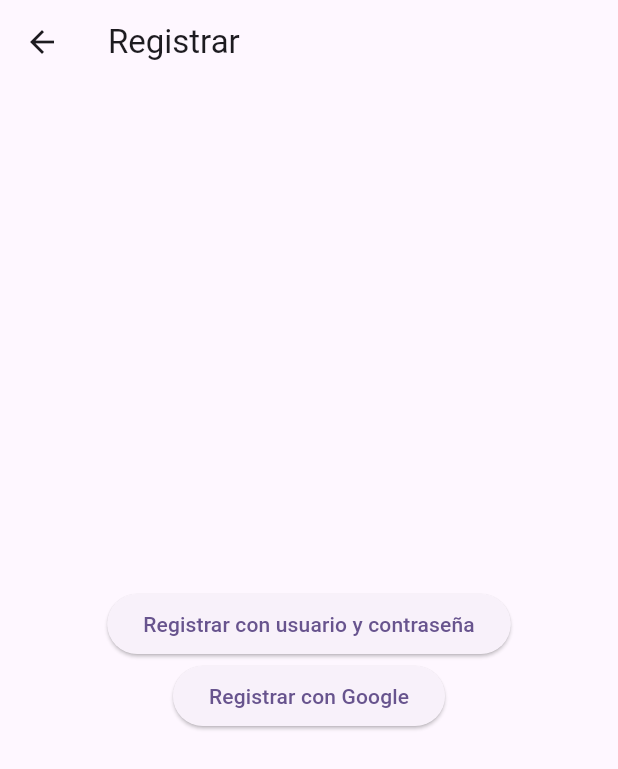
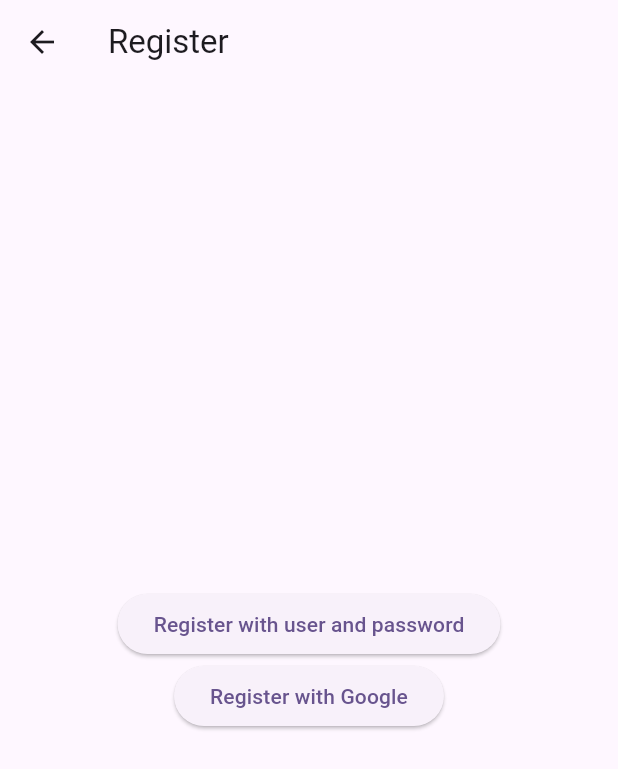
Before and after one commit to amlluch/firstFlutterApp, a Flutter app: the MyHomePage screen opened directly, after a tap on the "add" icon, on a phone screen of 412 x 824 dp. Shown: the top 769 px of the screen. Run offline on Flutter 3.47's test engine with Material 2 defaults, Android fonts, the phone set to English and light mode, and no system bars; our stand-ins replace firebase_auth, firebase_core, google_sign_in, shared_preferences; accounts and stored records are empty; network calls fail.

Commit message:
Translating into english

```diff
--- a/lib/endpoint_screen.dart
+++ b/lib/endpoint_screen.dart
@@ -39,7 +39,7 @@ class _EndpointScreenState extends State<EndpointScreen> {
       );
     } else {
       ScaffoldMessenger.of(context).showSnackBar(
-          const SnackBar(content: Text('Por favor, introduce una URL válida.'))
+          const SnackBar(content: Text('Please enter a valid URL.'))
       );
     }
   }
@@ -48,7 +48,7 @@ class _EndpointScreenState extends State<EndpointScreen> {
   Widget build(BuildContext context) {
     return Scaffold(
       appBar: AppBar(
-        title: const Text('Introducir endpoint'),
+        title: const Text('Enter endpoint'),
       ),
       body: Padding(
         padding: const EdgeInsets.all(16.0),
@@ -63,7 +63,7 @@ class _EndpointScreenState extends State<EndpointScreen> {
             ),
             ElevatedButton(
               onPressed: _saveEndpoint,
-              child: const Text('Guardar'),
+              child: const Text('Save'),
             ),
           ],
         ),
--- a/lib/google_register.dart
+++ b/lib/google_register.dart
@@ -10,7 +10,7 @@ class GoogleRegisterScreen extends StatelessWidget {
 
   @override
   Widget build(BuildContext context) {
-    // Declarar una función local dentro de `build` para que pueda usar `context`
+    // Declare a local function inside `build` so that you can use `context`.
     Future<void> _registerWithGoogle(BuildContext context) async {
       try {
         final GoogleSignIn googleSignIn = GoogleSignIn();
@@ -37,21 +37,20 @@ class GoogleRegisterScreen extends StatelessWidget {
           }
         }
       } on FirebaseAuthException catch (e) {
-        ScaffoldMessenger.of(context).showSnackBar(const SnackBar(content: Text('Error al iniciar sesión con Google.')));
+        ScaffoldMessenger.of(context).showSnackBar(const SnackBar(content: Text('Error logging in with Google.')));
       }
     }
 
-    // Llama a la función tan pronto como se construye el widget
+    // It calls the function as soon as the widget is built.
     WidgetsBinding.instance!.addPostFrameCallback((_) {
       _registerWithGoogle(context);
     });
 
-    // Aquí el resto del código
     return Scaffold(
       appBar: AppBar(
-        title: const Text('Registrando con Google...'), // puedes cambiar este texto a lo que prefieras
+        title: const Text('Registering with Google...'),
       ),
-      body: const Center(child: CircularProgressIndicator()), // Un spinner para indicar que está cargando
+      body: const Center(child: CircularProgressIndicator()),
     );
   }
 }
--- a/lib/main.dart
+++ b/lib/main.dart
@@ -13,7 +13,7 @@ Future<void> main() async {
   try {
     await Firebase.initializeApp();
   } catch (e) {
-    print('Error during Firebase initialization: $e');
+    // Do nothing
   }
   runApp(const MyApp());
 }
@@ -79,7 +79,7 @@ class _MyHomePageState extends State<MyHomePage> {
         email: _userController.text,
         password: _passwordController.text,
       );
-      // Aquí puedes obtener el token de usuario
+      // Here it gets the user token
       String? token = await userCredential.user?.getIdToken();
       print(token);
       if (token != null) {
@@ -94,7 +94,7 @@ class _MyHomePageState extends State<MyHomePage> {
     } on FirebaseAuthException catch (e) {
       print(e.message);
       ScaffoldMessenger.of(context).showSnackBar(
-          const SnackBar(content: Text("Usuario o contraseña incorrectas. Inténtelo de nuevo"))
+          const SnackBar(content: Text("Incorrect username or password. Please try again"))
       );
     }
   }
@@ -128,7 +128,7 @@ class _MyHomePageState extends State<MyHomePage> {
     } on FirebaseAuthException catch (e) {
       print(e.message);
       ScaffoldMessenger.of(context).showSnackBar(
-          const SnackBar(content: Text("Usuario inexistente"))
+          const SnackBar(content: Text("User does not exist"))
       );
     }
   }
@@ -149,23 +149,23 @@ class _MyHomePageState extends State<MyHomePage> {
                 TextField(
                   controller: _userController,
                   decoration: const InputDecoration(
-                    labelText: 'Usuario',
+                    labelText: 'User',
                   ),
                 ),
                 TextField(
                   controller: _passwordController,
                   decoration: const InputDecoration(
-                    labelText: 'Contraseña',
+                    labelText: 'Password',
                   ),
                   obscureText: true,
                 ),
                 ElevatedButton(
                   onPressed: _login,
-                  child: const Text('Enviar'),
+                  child: const Text('Send'),
                 ),
                 ElevatedButton(
                   onPressed: _loginWithGoogle,
-                  child: const Text('Hacer login con Google'),
+                  child: const Text('Login with Google'),
                 ),
               ],
             ),
@@ -174,6 +174,7 @@ class _MyHomePageState extends State<MyHomePage> {
             bottom: 16,
             right: 16,
             child: FloatingActionButton(
+              heroTag: "btn1",
               onPressed: () {
                 Navigator.push(
                   context,
@@ -187,6 +188,7 @@ class _MyHomePageState extends State<MyHomePage> {
             bottom: 16,
             left: 16,
             child: FloatingActionButton(
+              heroTag: "btn2",
               onPressed: () {
                 Navigator.push(
                   context,
--- a/lib/register_user.dart
+++ b/lib/register_user.dart
@@ -10,9 +10,9 @@ class RegisterScreen extends StatelessWidget {
   Widget build(BuildContext context) {
     return Scaffold(
       appBar: AppBar(
-        title: const Text('Registrar'),
+        title: const Text('Register'),
       ),
-      body: Center( // Utilizamos Center para centrar los widgets en la pantalla
+      body: Center( // We use Center to center the widgets on the screen.
         child: Column(
           mainAxisAlignment: MainAxisAlignment.center,
           children: <Widget>[
@@ -23,7 +23,7 @@ class RegisterScreen extends StatelessWidget {
                   MaterialPageRoute(builder: (context) => const UserPasswordRegister()),
                 );
               },
-              child: const Text('Registrar con usuario y contraseña'),
+              child: const Text('Register with user and password'),
             ),
             ElevatedButton(
               onPressed: () {
@@ -33,7 +33,7 @@ class RegisterScreen extends StatelessWidget {
                   MaterialPageRoute(builder: (context) => const GoogleRegisterScreen()),
                 );
               },
-              child: const Text('Registrar con Google'),
+              child: const Text('Register with Google'),
             ),
           ],
         ),
--- a/lib/user_password_register.dart
+++ b/lib/user_password_register.dart
@@ -19,7 +19,7 @@ class _UserPasswordRegisterState extends State<UserPasswordRegister> {
 
   void _register() async {
     if (_passwordController.text != _repeatPasswordController.text) {
-      ScaffoldMessenger.of(context).showSnackBar(SnackBar(content: Text('Las contraseñas no coinciden. Inténtelo de nuevo.')));
+      ScaffoldMessenger.of(context).showSnackBar(const SnackBar(content: Text('Passwords do not match. Please try again.')));
       return;
     }
 
@@ -45,10 +45,10 @@ class _UserPasswordRegisterState extends State<UserPasswordRegister> {
       }
     } on FirebaseAuthException catch (e) {
       if (e.code == 'email-already-in-use') {
-        ScaffoldMessenger.of(context).showSnackBar(const SnackBar(content: Text('El usuario ya existe.')));
+        ScaffoldMessenger.of(context).showSnackBar(const SnackBar(content: Text('The user already exists.')));
       } else {
         // Aquí se pueden manejar los diferentes errores de FirebaseAuth.
-        ScaffoldMessenger.of(context).showSnackBar(const SnackBar(content: Text('Error al crear el usuario. Inténtelo de nuevo.')));
+        ScaffoldMessenger.of(context).showSnackBar(const SnackBar(content: Text('Error creating the user. Please try again.')));
       }
     }
   }
@@ -57,7 +57,7 @@ class _UserPasswordRegisterState extends State<UserPasswordRegister> {
   Widget build(BuildContext context) {
     return Scaffold(
       appBar: AppBar(
-        title: const Text('Registro'),
+        title: const Text('Register'),
       ),
       body: Padding(
         padding: const EdgeInsets.all(16.0),
@@ -73,7 +73,7 @@ class _UserPasswordRegisterState extends State<UserPasswordRegister> {
                 ),
                 validator: (value) {
                   if (value == null || value.isEmpty) {
-                    return 'Por favor, introduce tu email';
+                    return 'Please enter your email address';
                   }
                   return null;
                 },
@@ -81,12 +81,12 @@ class _UserPasswordRegisterState extends State<UserPasswordRegister> {
               TextFormField(
                 controller: _passwordController,
                 decoration: const InputDecoration(
-                  labelText: 'Contraseña',
+                  labelText: 'Password',
                 ),
                 obscureText: true,
                 validator: (value) {
                   if (value == null || value.isEmpty) {
-                    return 'Por favor, introduce tu contraseña';
+                    return 'Please, enter your password';
                   }
                   return null;
                 },
@@ -94,19 +94,19 @@ class _UserPasswordRegisterState extends State<UserPasswordRegister> {
               TextFormField(
                 controller: _repeatPasswordController,
                 decoration: const InputDecoration(
-                  labelText: 'Repetir Contraseña',
+                  labelText: 'Repeat Password',
                 ),
                 obscureText: true,
                 validator: (value) {
                   if (value == null || value.isEmpty) {
-                    return 'Por favor, repite tu contraseña';
+                    return 'Please repeat your password';
                   }
                   return null;
                 },
               ),
               ElevatedButton(
                 onPressed: _register,
-                child: const Text('Registrar'),
+                child: const Text('Register'),
               ),
             ],
           ),
```
Also changed, not shown: lib/logged_user.dart (+5 -5 lines).
